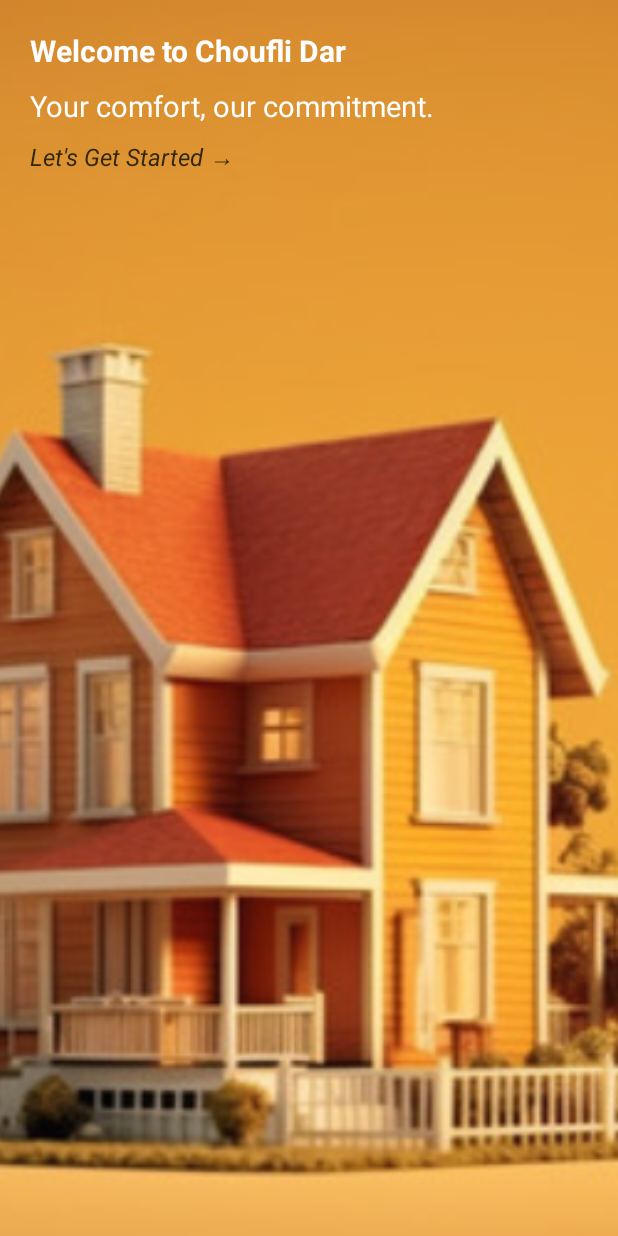
After one commit to Rin1102/chouflidar, an Android app: the layout activity_welcome.xml on its own in the app's theme, with its tools: preview values and no code run, on a phone screen of 412 x 824 dp. The commit adds this screen. Run offline under Robolectric (Android 15) with nearby library versions, the phone set to English and light mode, and no system bars.

Commit message:
created login page+welcome +signup

```diff
--- /dev/null
+++ b/app/src/main/res/font/comic_sans.xml
@@ -0,0 +1,4 @@
+<?xml version="1.0" encoding="utf-8"?>
+<font-family xmlns:android="http://schemas.android.com/apk/res/android">
+
+</font-family>
--- /dev/null
+++ b/app/src/main/res/layout/activity_welcome.xml
@@ -0,0 +1,64 @@
+<RelativeLayout
+    xmlns:android="http://schemas.android.com/apk/res/android"
+    android:layout_width="match_parent"
+    android:layout_height="match_parent"
+    android:background="#FFFDD0">
+
+    <ImageView
+        android:id="@+id/welcomeImage"
+        android:layout_width="match_parent"
+        android:layout_height="796dp"
+        android:layout_alignParentTop="true"
+        android:layout_alignParentBottom="true"
+        android:layout_marginTop="-4dp"
+        android:layout_marginBottom="-61dp"
+        android:scaleType="centerCrop"
+        android:src="@drawable/home" />
+
+    <TextView
+        android:id="@+id/welcomeTitle"
+        android:layout_width="wrap_content"
+        android:layout_height="wrap_content"
+        android:layout_alignParentTop="true"
+        android:layout_alignParentEnd="false"
+        android:layout_marginEnd="16dp"
+        android:layout_marginTop="20dp"
+        android:layout_marginStart="20dp"
+        android:text="@string/welcome_to_choufli_dar"
+        android:textSize="20sp"
+        android:textStyle="bold"
+        android:textColor="#FFFFFF"
+        android:fontFamily="@font/comic_sans"/>
+
+    <!-- Subtitle -->
+    <TextView
+        android:id="@+id/subtitle"
+        android:layout_width="wrap_content"
+        android:layout_height="wrap_content"
+        android:layout_below="@id/welcomeTitle"
+        android:layout_alignParentEnd="false"
+        android:layout_marginEnd="16dp"
+        android:layout_marginTop="10dp"
+        android:layout_marginStart="20dp"
+        android:text="@string/your_comfort_our_commitment"
+        android:textSize="19sp"
+        android:textColor="#FFFFFF"
+        />
+
+    <!-- Get Started Button -->
+    <TextView
+        android:id="@+id/getStarted"
+        android:layout_width="wrap_content"
+        android:layout_height="wrap_content"
+        android:layout_below="@id/subtitle"
+        android:layout_alignParentEnd="false"
+        android:layout_marginEnd="16dp"
+        android:layout_marginTop="10dp"
+        android:layout_marginStart="20dp"
+        android:text="Let's Get Started →"
+
+        android:textStyle="italic"
+        android:textSize="16sp"
+        android:textColor="#332805"
+        android:onClick="goToSignUp" />
+</RelativeLayout>
--- a/app/src/main/res/values/strings.xml
+++ b/app/src/main/res/values/strings.xml
@@ -1,3 +1,11 @@
 <resources>
     <string name="app_name">Chouflidar</string>
+    <string name="let_s_get_started">Let\'s Get Started →</string>
+    <string name="full_name">Full Name</string>
+    <string name="enter_your_email">Enter your email</string>
+    <string name="email">Email</string>
+    <string name="sign_in">Sign In</string>
+    <string name="don_t_have_an_account_sign_up">Don’t have an account? Sign Up</string>
+    <string name="welcome_to_choufli_dar">Welcome to Choufli Dar</string>
+    <string name="your_comfort_our_commitment">Your comfort, our commitment.</string>
 </resources>
--- a/app/src/main/res/values/themes.xml
+++ b/app/src/main/res/values/themes.xml
@@ -6,4 +6,5 @@
     </style>
 
     <style name="Theme.Chouflidar" parent="Base.Theme.Chouflidar" />
+
 </resources>
```
Also changed, not shown: app/src/main/java/essths/li3/chouflidar/MainActivity.java (+1 -11 lines), app/src/main/java/essths/li3/chouflidar/SignInActivity.java (added, +34 -0 lines), app/src/main/java/essths/li3/chouflidar/SignUpActivity.java (added, +68 -0 lines), app/src/main/java/essths/li3/chouflidar/WelcomeActivity.java (added, +21 -0 lines), app/src/main/res/layout/activity_main.xml (deleted, +0 -19 lines), app/src/main/res/layout/activity_sign_in.xml (added, +70 -0 lines), app/src/main/res/layout/activity_sign_up.xml (added, +147 -0 lines), app/src/main/res/drawable/home.jpg (added).
